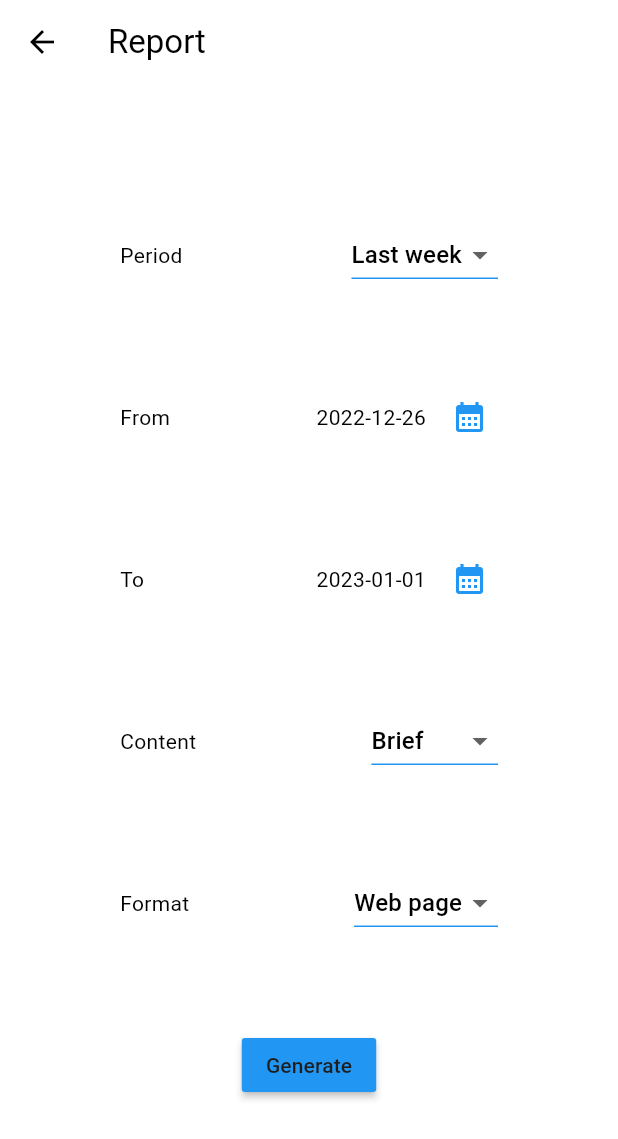
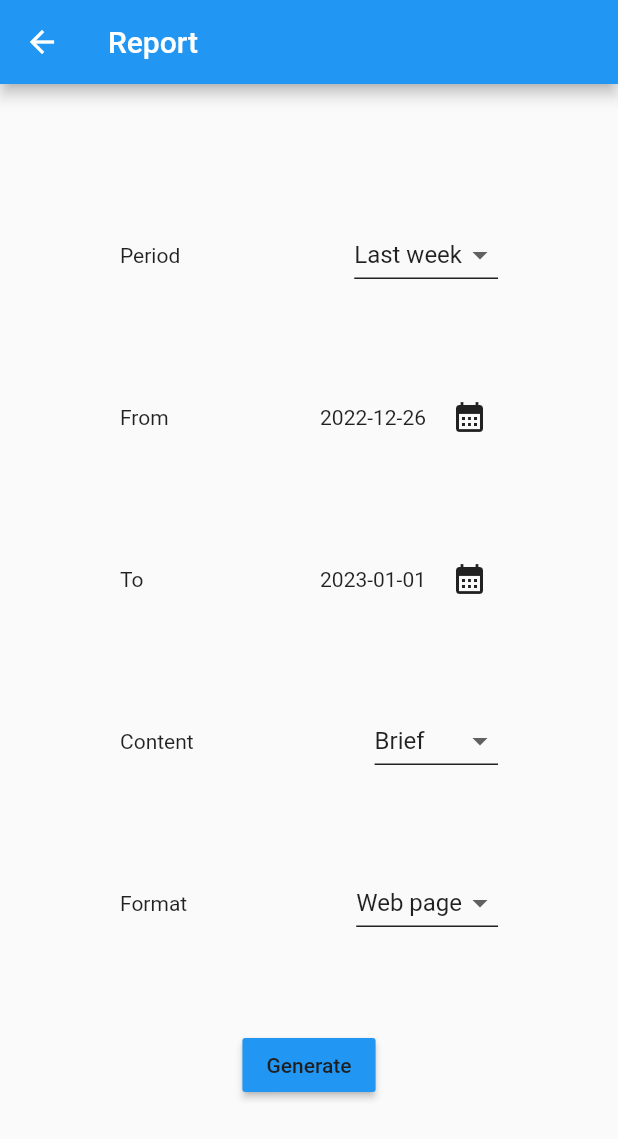
Before and after one commit to hugoogb/timetracker_app, a Flutter app: the PageReport screen opened directly, on a phone screen of 412 x 824 dp. Shown: the top 1139 px of the screen. Run offline on Flutter 3.47's test engine with Material 2 defaults, Android fonts, the phone set to English and light mode, and no system bars; network calls fail.

Commit message:
changed theme

```diff
--- a/lib/dark_theme.dart
+++ /dev/null
@@ -1,17 +0,0 @@
-import 'package:flutter/material.dart';
-
-class DarkTheme {
-  DarkTheme._();
-
-  static const _primaryColor = Colors.orange;
-
-  static final ThemeData darkTheme = ThemeData(
-    useMaterial3: true,
-    colorScheme: const ColorScheme.dark(
-      primary: _primaryColor,
-    ),
-    iconTheme: const IconThemeData(
-      color: _primaryColor,
-    ),
-  );
-}
--- a/lib/light_theme.dart
+++ /dev/null
@@ -1,17 +0,0 @@
-import 'package:flutter/material.dart';
-
-class LightTheme {
-  LightTheme._();
-
-  static const _primaryColor = Colors.blue;
-
-  static final ThemeData lightTheme = ThemeData(
-    useMaterial3: true,
-    colorScheme: const ColorScheme.light(
-      primary: _primaryColor,
-    ),
-    iconTheme: const IconThemeData(
-      color: _primaryColor,
-    ),
-  );
-}
--- a/lib/main.dart
+++ b/lib/main.dart
@@ -1,6 +1,4 @@
 import 'package:flutter/material.dart';
-import 'package:timetracker_app/dark_theme.dart';
-import 'package:timetracker_app/light_theme.dart';
 import 'package:timetracker_app/page_activities.dart';
 
 void main() => runApp(const MyApp());
@@ -13,8 +11,8 @@ class MyApp extends StatelessWidget {
   Widget build(BuildContext context) {
     return MaterialApp(
         title: 'TimeTracker',
-        theme: LightTheme.lightTheme,
-        darkTheme: DarkTheme.darkTheme,
+        // theme: LightTheme.lightTheme,
+        // darkTheme: DarkTheme.darkTheme,
         home: const PageActivities(0));
   }
 }
```
